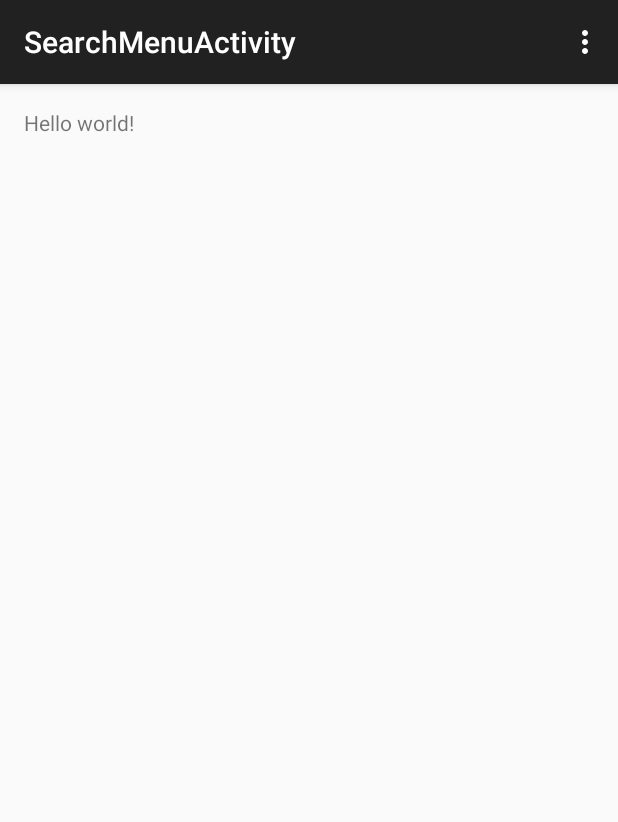
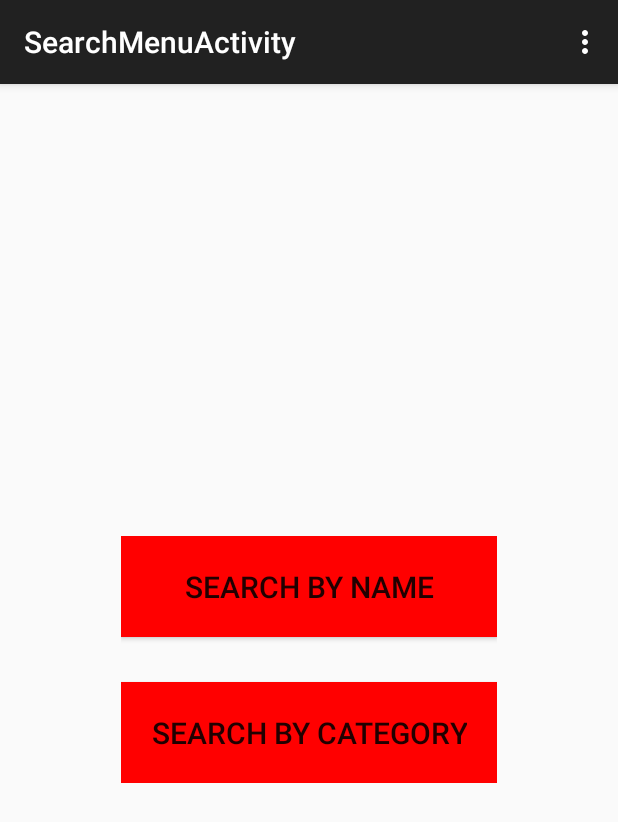
Before and after one commit to nzisis/HealthAdvisor, an Android app: the SearchMenuActivity screen opened directly, with no data from a screen before it, on a phone screen of 412 x 824 dp. Shown: the top 822 px of the screen. Run offline under Robolectric (Android 15) with nearby library versions, the phone set to English and light mode, and no system bars.

Commit message:
xml for search menu diseases and search view

```diff
--- a/app/src/main/res/layout/activity_search_menu.xml
+++ b/app/src/main/res/layout/activity_search_menu.xml
@@ -6,7 +6,44 @@
     android:paddingBottom="@dimen/activity_vertical_margin"
     tools:context="com.example.vromia.healthadvisor.Activities.SearchMenuActivity">
 
-    <TextView android:text="@string/hello_world" android:layout_width="wrap_content"
-        android:layout_height="wrap_content" />
+
+    <LinearLayout
+        android:orientation="vertical"
+        android:layout_width="wrap_content"
+        android:layout_height="wrap_content"
+        android:layout_centerVertical="true"
+        android:layout_centerHorizontal="true"
+        android:weightSum="2"
+        >
+
+        <Button
+            android:id="@+id/bSearchByName"
+            android:layout_width="match_parent"
+            android:layout_height="wrap_content"
+            android:text="Search By Name"
+            android:textSize="20sp"
+            android:layout_weight="1"
+            android:padding="20dp"
+            android:layout_gravity="center"
+            android:layout_marginBottom="30dp"
+            android:background="@color/red"
+            />
+
+        <Button
+            android:id="@+id/bSearchByCategory"
+            android:layout_width="wrap_content"
+            android:layout_height="match_parent"
+            android:text="Search By Category"
+            android:layout_weight="1"
+            android:textSize="20sp"
+            android:layout_gravity="center"
+            android:padding="20dp"
+            android:background="@color/red"
+
+            />
+
+
+        </LinearLayout>
+
 
 </RelativeLayout>
```
Also changed, not shown: app/src/main/res/layout/activity_esubstances_list.xml (+8 -4 lines), app/src/main/res/layout/activity_search_view.xml (+37 -1 lines), app/src/main/res/layout/esubstances_list_row.xml (+10 -7 lines), app/src/main/res/values/colors.xml (added, +142 -0 lines).
